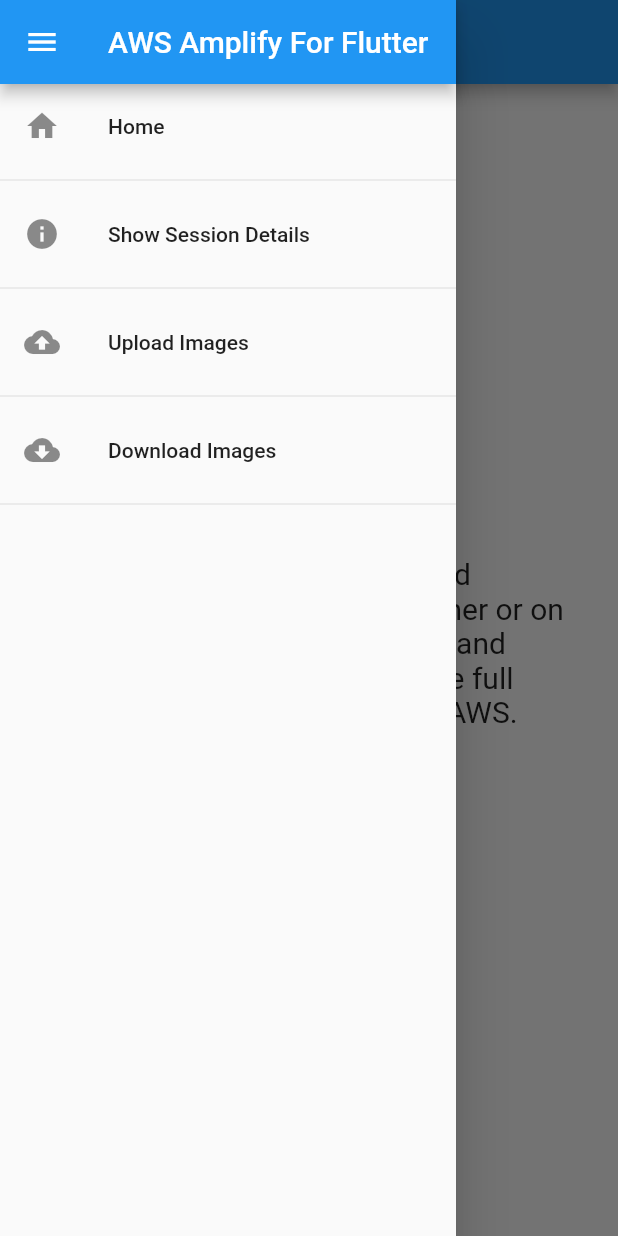
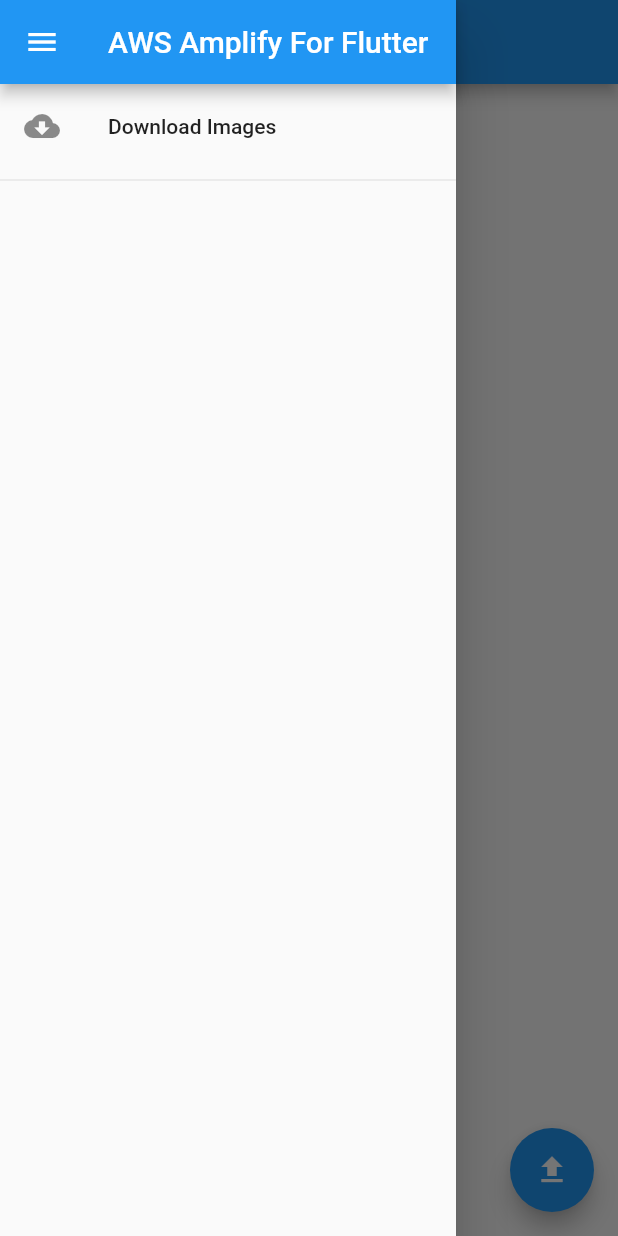
Before and after one commit to Naval1704/Greenify, a Flutter app: the Home_Page screen opened directly, with the side drawer open, on a phone screen of 412 x 824 dp. Run offline on Flutter 3.47's test engine with Material 2 defaults, Android fonts, the phone set to English and light mode, and no system bars; our stand-ins replace file_picker, image_picker; missing offline and left inert: amplify_auth_cognito, amplify_authenticator, amplify_core, amplify_flutter, amplify_storage_s3.

Commit message:
changed crop doctor ui

```diff
--- a/lib/farmer/screens/home_page.dart
+++ b/lib/farmer/screens/home_page.dart
@@ -1,6 +1,6 @@
 import 'package:flutter/material.dart';
-// import 'package:flutter_aws_s3/widgets/app_drawer.dart';
 import 'package:greenify/farmer/widgets/app_drawer.dart';
+import 'package:greenify/farmer/screens/image_picker_screen.dart';
 
 class Home_Page extends StatelessWidget {
   @override
@@ -10,16 +10,28 @@ class Home_Page extends StatelessWidget {
         title: Text('AWS Amplify for Flutter'),
       ),
       drawer: AppDrawer(),
-      body: Center(
+      body: const Center(
         child: Padding(
           padding: EdgeInsets.symmetric(horizontal: 20),
           child: Text(
-            '''AWS Amplify is a set of tools and services that can be used together or on their own, to help front-end web and mobile developers build scalable full stack applications, powered by AWS.
-          ''',
+            '''AWS''',
             style: TextStyle(fontSize: 20),
           ),
         ),
       ),
+      floatingActionButton: FloatingActionButton(
+        onPressed: () {
+          Navigator.pushReplacement(
+            context,
+            MaterialPageRoute(
+              builder: (ctx) => SelectImage(),
+            ),
+          );
+        },
+        child: Icon(Icons.file_upload),
+      ),
+      floatingActionButtonLocation: FloatingActionButtonLocation
+          .endFloat, // Adjust the location as needed
     );
   }
 }
--- a/lib/farmer/screens/image_picker_screen.dart
+++ b/lib/farmer/screens/image_picker_screen.dart
@@ -8,8 +8,6 @@ import 'package:flutter/services.dart';
 import 'package:greenify/aws/uploadimage.dart';
 import 'package:greenify/farmer/providers/s3handler.dart';
 import 'package:greenify/farmer/widgets/app_drawer.dart';
-// import 'package:flutter_aws_s3/providers/s3_handler.dart';
-// import 'package:flutter_aws_s3/widgets/app_drawer.dart';
 
 class SelectImage extends StatefulWidget {
   const SelectImage({Key? key}) : super(key: key);
--- a/lib/farmer/widgets/app_drawer.dart
+++ b/lib/farmer/widgets/app_drawer.dart
@@ -22,45 +22,45 @@ class AppDrawer extends StatelessWidget {
                 title: Text('AWS Amplify For Flutter'),
                 automaticallyImplyLeading: true,
               ),
-              ListTile(
-                leading: Icon(Icons.home),
-                title: Text('Home'),
-                onTap: () {
-                  Navigator.push(
-                    context,
-                    MaterialPageRoute(
-                      builder: (ctx) => Home_Page(),
-                    ),
-                  );
-                },
-              ),
-              Divider(),
-              ListTile(
-                leading: Icon(Icons.info),
-                title: Text('Show Session Details'),
-                onTap: () {
-                  Navigator.push(
-                    context,
-                    MaterialPageRoute(
-                      builder: (ctx) => SessionDetailsScreen(),
-                    ),
-                  );
-                },
-              ),
-              Divider(),
-              ListTile(
-                leading: Icon(Icons.cloud_upload),
-                title: Text('Upload Images'),
-                onTap: () async {
-                  Navigator.pushReplacement(
-                    context,
-                    MaterialPageRoute(
-                      builder: (ctx) => SelectImage(),
-                    ),
-                  );
-                },
-              ),
-              Divider(),
+              // ListTile(
+              //   leading: Icon(Icons.home),
+              //   title: Text('Home'),
+              //   onTap: () {
+              //     Navigator.push(
+              //       context,
+              //       MaterialPageRoute(
+              //         builder: (ctx) => Home_Page(),
+              //       ),
+              //     );
+              //   },
+              // ),
+              // Divider(),
+              // ListTile(
+              //   leading: Icon(Icons.info),
+              //   title: Text('Show Session Details'),
+              //   onTap: () {
+              //     Navigator.push(
+              //       context,
+              //       MaterialPageRoute(
+              //         builder: (ctx) => SessionDetailsScreen(),
+              //       ),
+              //     );
+              //   },
+              // ),
+              // Divider(),
+              // ListTile(
+              //   leading: Icon(Icons.cloud_upload),
+              //   title: Text('Upload Images'),
+              //   onTap: () async {
+              //     Navigator.pushReplacement(
+              //       context,
+              //       MaterialPageRoute(
+              //         builder: (ctx) => SelectImage(),
+              //       ),
+              //     );
+              //   },
+              // ),
+              // Divider(),
               ListTile(
                 leading: Icon(Icons.cloud_download),
                 title: Text('Download Images'),
```
